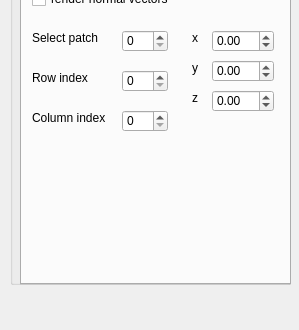
Old version of the form QtFramework/GUI/SideWidget.ui in the repository agotamajor/Qtproject; both pictures show x 0 to 299 and y 396 to 726 of the 299 by 726 pixel window.
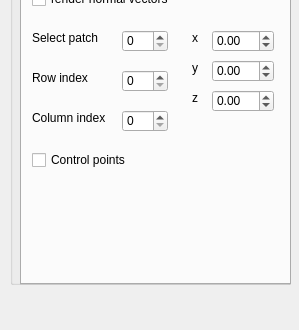
New version of the form. The open tabs and pages were chosen to show the change.

What changed in the file:
```diff
--- a/QtFramework/GUI/SideWidget.ui
+++ b/QtFramework/GUI/SideWidget.ui
@@ -457,6 +457,19 @@
        <string>render normal vectors</string>
       </property>
      </widget>
+     <widget class="QCheckBox" name="comboBoxControlPoints">
+      <property name="geometry">
+       <rect>
+        <x>10</x>
+        <y>230</y>
+        <width>111</width>
+        <height>20</height>
+       </rect>
+      </property>
+      <property name="text">
+       <string>Control points</string>
+      </property>
+     </widget>
     </widget>
     <widget class="QWidget" name="tab">
      <attribute name="title">
```
Left out of the diff: 9 changed lines with no effect on the pictures.
